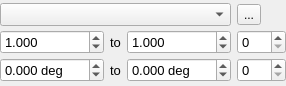
Above: UIs/nInterferometry1.ui from NeutrinoToolkit/Neutrino before the change. Below: the same form after it.
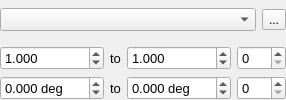
That is the form after the change. Icons and pictures are not drawn.

What changed in the file:
```diff
--- a/UIs/nInterferometry1.ui
+++ b/UIs/nInterferometry1.ui
@@ -6,62 +6,17 @@
    <rect>
     <x>0</x>
     <y>0</y>
-    <width>283</width>
-    <height>86</height>
+    <width>277</width>
+    <height>100</height>
    </rect>
   </property>
   <property name="windowTitle">
    <string>Form</string>
   </property>
-  <layout class="QGridLayout" name="gridLayout" columnstretch="1,0,0,0,0">
-   <property name="verticalSpacing">
-    <number>1</number>
-   </property>
+  <layout class="QGridLayout" name="gridLayout" rowstretch="0,1,1" columnstretch="1,0,1,0">
    <property name="margin">
     <number>0</number>
    </property>
-   <item row="1" column="2">
-    <widget class="QDoubleSpinBox" name="maxStretch">
-     <property name="font">
-      <font>
-       <pointsize>10</pointsize>
-      </font>
-     </property>
-     <property name="decimals">
-      <number>3</number>
-     </property>
-     <property name="minimum">
-      <double>0.000000000000000</double>
-     </property>
-     <property name="maximum">
-      <double>9999.000000000000000</double>
-     </property>
-     <property name="singleStep">
-      <double>0.100000000000000</double>
-     </property>
-     <property name="value">
-      <double>1.000000000000000</double>
-     </property>
-     <property name="neutrinoSave" stdset="0">
-      <bool>true</bool>
-     </property>
-    </widget>
-   </item>
-   <item row="2" column="1">
-    <widget class="QLabel" name="label_2">
-     <property name="font">
-      <font>
-       <pointsize>10</pointsize>
-      </font>
-     </property>
-     <property name="text">
-      <string>to</string>
-     </property>
-     <property name="alignment">
-      <set>Qt::AlignCenter</set>
-     </property>
-    </widget>
-   </item>
    <item row="1" column="0">
     <widget class="QDoubleSpinBox" name="minStretch">
      <property name="font">
@@ -89,6 +44,48 @@
      </property>
     </widget>
    </item>
+   <item row="1" column="1">
+    <widget class="QLabel" name="label">
+     <property name="font">
+      <font>
+       <pointsize>10</pointsize>
+      </font>
+     </property>
+     <property name="text">
+      <string>to</string>
+     </property>
+     <property name="alignment">
+      <set>Qt::AlignCenter</set>
+     </property>
+    </widget>
+   </item>
+   <item row="1" column="2">
+    <widget class="QDoubleSpinBox" name="maxStretch">
+     <property name="font">
+      <font>
+       <pointsize>10</pointsize>
+      </font>
+     </property>
+     <property name="decimals">
+      <number>3</number>
+     </property>
+     <property name="minimum">
+      <double>0.000000000000000</double>
+     </property>
+     <property name="maximum">
+      <double>9999.000000000000000</double>
+     </property>
+     <property name="singleStep">
+      <double>0.100000000000000</double>
+     </property>
+     <property name="value">
+      <double>1.000000000000000</double>
+     </property>
+     <property name="neutrinoSave" stdset="0">
+      <bool>true</bool>
+     </property>
+    </widget>
+   </item>
    <item row="1" column="3">
     <widget class="QSpinBox" name="numStretch">
      <property name="font">
@@ -134,6 +131,21 @@
      </property>
     </widget>
    </item>
+   <item row="2" column="1">
+    <widget class="QLabel" name="label_2">
+     <property name="font">
+      <font>
+       <pointsize>10</pointsize>
+      </font>
+     </property>
+     <property name="text">
+      <string>to</string>
+     </property>
+     <property name="alignment">
+      <set>Qt::AlignCenter</set>
+     </property>
+    </widget>
+   </item>
    <item row="2" column="2">
     <widget class="QDoubleSpinBox" name="maxAngle">
      <property name="font">
@@ -179,22 +191,13 @@
      </property>
     </widget>
    </item>
-   <item row="1" column="1">
-    <widget class="QLabel" name="label">
-     <property name="font">
-      <font>
-       <pointsize>10</pointsize>
-      </font>
-     </property>
-     <property name="text">
-      <string>to</string>
-     </property>
-     <property name="alignment">
-      <set>Qt::AlignCenter</set>
-     </property>
-    </widget>
-   </item>
-   <item row="0" column="0" colspan="3">
+   <item row="0" column="0" colspan="4">
+    <widget class="QWidget" name="widget" native="true">
+     <layout class="QHBoxLayout" name="horizontalLayout">
+      <property name="margin">
+       <number>0</number>
+      </property>
+      <item>
     <widget class="QComboBox" name="image">
      <property name="font">
       <font>
@@ -206,15 +209,18 @@
      </property>
     </widget>
    </item>
-   <item row="0" column="3">
+      <item>
     <widget class="QToolButton" name="doit">
      <property name="text">
       <string>...</string>
      </property>
      <property name="icon">
       <iconset resource="../resources/neutrino.qrc">
-       <normaloff>:/autoRefresh</normaloff>:/autoRefresh</iconset>
-     </property>
+          <normaloff>:/icons/run.png</normaloff>:/icons/run.png</iconset>
+        </property>
+       </widget>
+      </item>
+     </layout>
     </widget>
    </item>
   </layout>
```
Left out of the diff: 2 changed lines with no effect on the pictures. Lines whose indentation alone changed are shown as unchanged.
